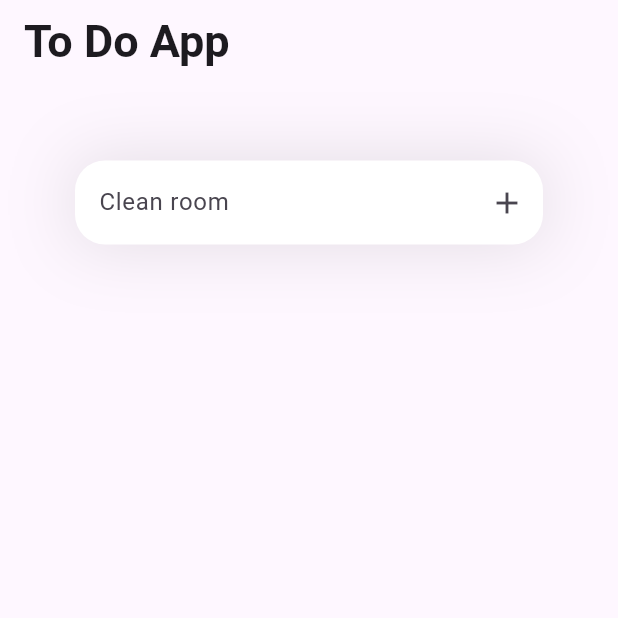
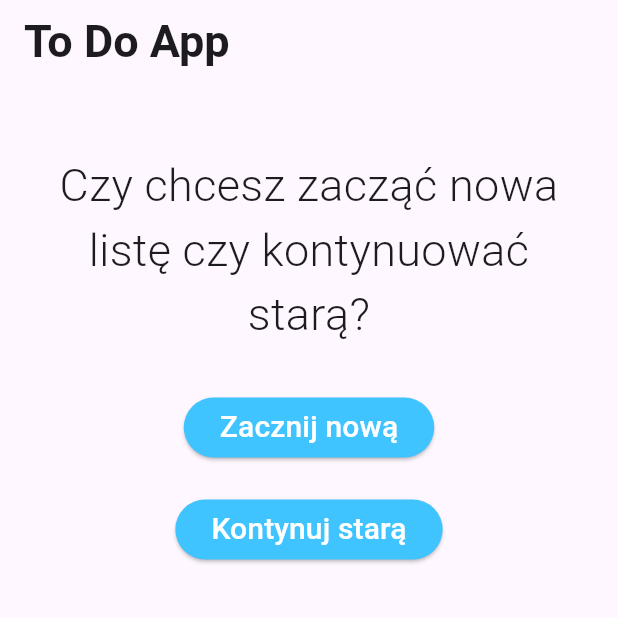
Before and after one commit to JopeKK/AppToDo, a Flutter app: the screen it shows after launch, on a phone screen of 412 x 824 dp, the top half of it. Run offline on Flutter 3.47's test engine with Material 3 defaults, Android fonts, the phone set to English and light mode, and no system bars; our stand-ins replace bloc, equatable, flutter_bloc, shared_preferences.

Commit message:
version 1.1

```diff
--- a/lib/bloc/todo_bloc.dart
+++ b/lib/bloc/todo_bloc.dart
@@ -14,6 +14,7 @@ class ToDoBloc extends Bloc<ToDoEvent, ToDoState> {
     on<DoneToDo>(processDoneToDo);
     on<RemoveToDo>(processRemoveToDo);
     on<RemoveAll>(processRemoveAll);
+    on<ContinueOldOne>(processContinueOldOne);
   }
 
   Future<void> processAddToDo(AddToDo event, Emitter emit) async {
@@ -68,6 +69,12 @@ class ToDoBloc extends Bloc<ToDoEvent, ToDoState> {
     await repo.saveItems(items);
     emit(ToDoListView(items));
   }
+
+  Future<void> processContinueOldOne(ContinueOldOne event, Emitter emit) async {
+    final List<ToDoModel> items = await repo.getItems();
+
+    emit(ToDoListView(items));
+  }
   // @override
   // Stream<ToDoState> mapEventToState(
   //   ToDoEvent event,
--- a/lib/bloc/todo_event.dart
+++ b/lib/bloc/todo_event.dart
@@ -43,3 +43,10 @@ class RemoveAll extends ToDoEvent {
   @override
   List<Object> get props => [];
 }
+
+class ContinueOldOne extends ToDoEvent {
+  const ContinueOldOne();
+
+  @override
+  List<Object> get props => [];
+}
--- a/lib/pages/todolist.dart
+++ b/lib/pages/todolist.dart
@@ -26,7 +26,7 @@ class Todolist extends StatelessWidget {
           //no tutaj czy mamy 1 stan czy jak to powinno byc trzeb sie zastanowic
           builder: (context, state) {
             if (state is ToDoInitial) {
-              return buildInitail();
+              return StartScreen();
             } else if (state is ToDoListView) {
               //no i jakos dodac to menu ma gorze tu;
               return toDolistReady(context, state.items);
@@ -41,6 +41,12 @@ class Todolist extends StatelessWidget {
   Widget buildInitail() {
     return const Center(
       child: BuildInitail(),
+    );
+  }
+
+  Widget buildStartScreen() {
+    return const Center(
+      child: StartScreen(),
     );
   }
 
@@ -119,6 +125,78 @@ class Todolist extends StatelessWidget {
   }
 }
 
+class StartScreen extends StatelessWidget {
+  const StartScreen({super.key});
+
+  @override
+  Widget build(BuildContext context) {
+    return Padding(
+        padding: const EdgeInsets.symmetric(horizontal: 20),
+        child: Column(
+          children: [
+            const SizedBox(
+              height: 30,
+            ),
+            const Center(
+              child: Text(
+                'Czy chcesz zacząć nowa listę czy kontynuować starą?',
+                textAlign: TextAlign.center,
+                style: TextStyle(
+                  fontWeight: FontWeight.w300,
+                  fontSize: 30,
+                ),
+              ),
+            ),
+            const SizedBox(
+              height: 30,
+            ),
+            ElevatedButton(
+              onPressed: () => removeAll(context, 0),
+              style: ElevatedButton.styleFrom(
+                  backgroundColor: Colors.lightBlueAccent),
+              child: const Text(
+                'Zacznij nową',
+                style: TextStyle(color: Colors.white, fontSize: 20),
+              ),
+            ),
+            const SizedBox(
+              height: 20,
+            ),
+            ElevatedButton(
+              onPressed: () => continueOldOne(context, 0),
+              style: ElevatedButton.styleFrom(
+                  backgroundColor: Colors.lightBlueAccent),
+              child: const Text(
+                'Kontynuj starą',
+                style: TextStyle(color: Colors.white, fontSize: 20),
+              ),
+            ),
+          ],
+        ));
+  }
+
+  void removeAll(BuildContext context, value) {
+    final toDoBloc = BlocProvider.of<ToDoBloc>(context);
+    toDoBloc.add(const RemoveAll());
+  }
+
+  void continueOldOne(BuildContext context, value) {
+    final toDoBloc = BlocProvider.of<ToDoBloc>(context);
+    toDoBloc.add(const ContinueOldOne());
+  }
+}
+
+// Container(
+//             margin: const EdgeInsets.only(top: 5, left: 30, right: 30),
+//             decoration: BoxDecoration(boxShadow: [
+//               BoxShadow(
+//                 color: Colors.black.withOpacity(0.11),
+//                 blurRadius: 40,
+//                 spreadRadius: 0.0,
+//               )
+//             ]),
+//           ),
+
 class BuildInitail extends StatelessWidget {
   const BuildInitail({super.key});
 
@@ -140,7 +218,6 @@ class BuildInitail extends StatelessWidget {
               )
             ]),
             child: toDoTextInput(context),
-            //dodac przycisk ze przejdz do listy tu chodzi o te 2 stany
           ),
         ]));
   }
```
